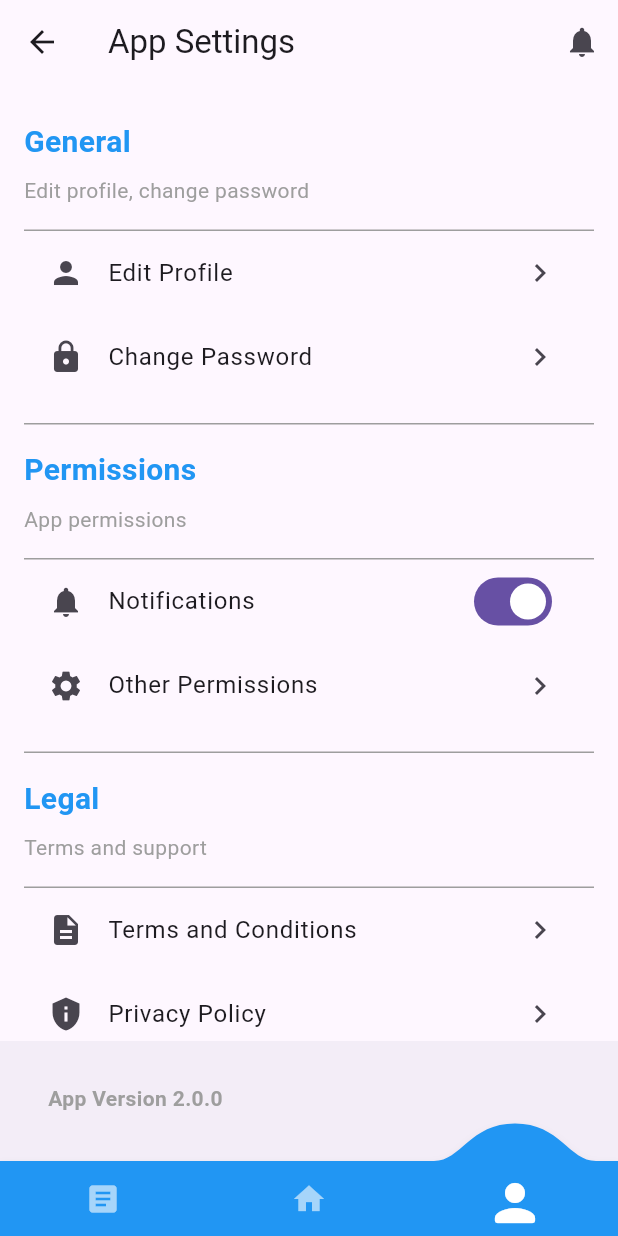
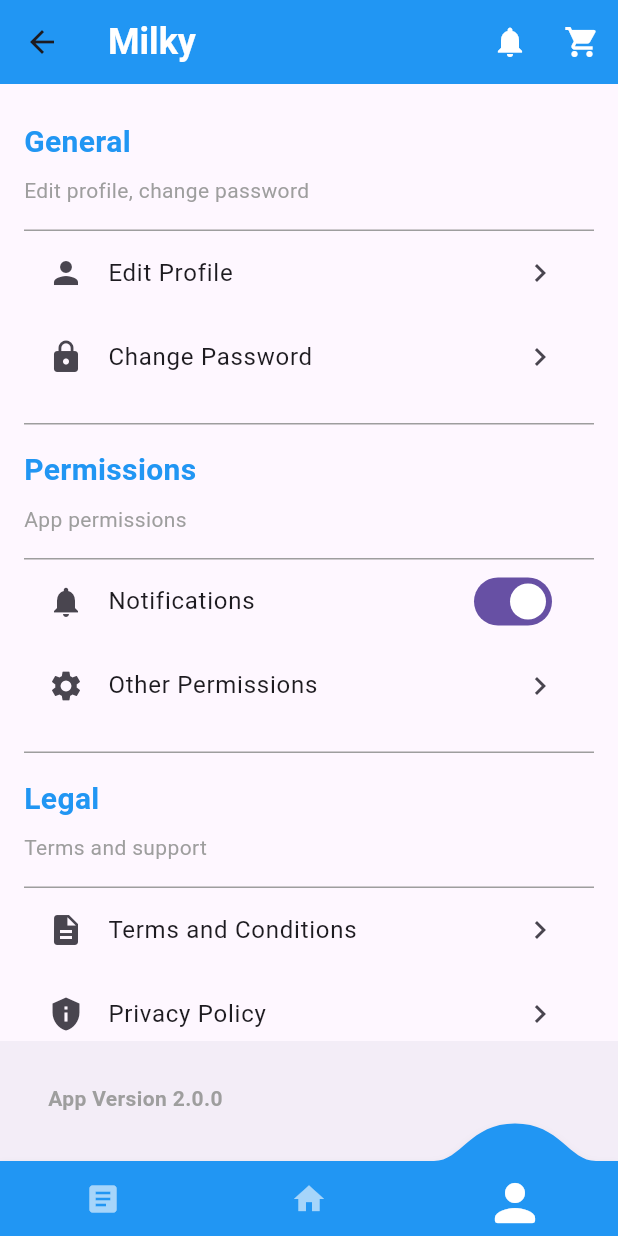
Before and after one commit to Baisalya/dairyapp, a Flutter app: the HomeScreen screen opened by its route, item 3 of the bottom bar chosen, on a phone screen of 412 x 824 dp. Run offline on Flutter 3.47's test engine with Material 3 defaults, Android fonts, the phone set to English and light mode, and no system bars; drawn by our look-alikes of convex_bottom_bar; our stand-ins replace carousel_slider, firebase_auth, firebase_core, get, google_sign_in, image_picker and 1 more; accounts and stored records are empty.

Commit message:
custome app bar

```diff
--- a/lib/Pages/Home/HomeScreen.dart
+++ b/lib/Pages/Home/HomeScreen.dart
@@ -1,6 +1,8 @@
 import 'package:dairyapp/Pages/Home/Tabs/SettingTab.dart';
 import 'package:flutter/material.dart';
 import 'package:convex_bottom_bar/convex_bottom_bar.dart';
+
+import '../../Utility/Customeappbar.dart';
 
 
 class HomeScreen extends StatefulWidget {
@@ -26,6 +28,7 @@
   @override
   Widget build(BuildContext context) {
     return Scaffold(
+      appBar: CustomAppBar(title:"Milky",),
       body: _pages[_selectedIndex],
       bottomNavigationBar: ConvexAppBar(
         style: TabStyle.react,
--- a/lib/Pages/Home/Tabs/SettingTab.dart
+++ b/lib/Pages/Home/Tabs/SettingTab.dart
@@ -8,13 +8,13 @@
   @override
   Widget build(BuildContext context) {
     return Scaffold(
-      appBar: _buildAppBar(context),
+      //appBar: _buildAppBar(context),
       body: _buildSettingsList(),
       bottomNavigationBar: _buildAppVersion(),
     );
   }
 
-  PreferredSizeWidget _buildAppBar(BuildContext context) {
+ /* PreferredSizeWidget _buildAppBar(BuildContext context) {
     return AppBar(
       title: Text('App Settings'),
       leading: IconButton(
@@ -32,7 +32,7 @@
         ),
       ],
     );
-  }
+  }*/
 
   Widget _buildSettingsList() {
     return ListView(
--- a/lib/Pages/User/LoginScreen.dart
+++ b/lib/Pages/User/LoginScreen.dart
@@ -1,15 +1,3 @@
-import 'package:flutter/material.dart';
-import 'package:get/get.dart';
-import 'package:intl_phone_field/intl_phone_field.dart';
-
-import '../../Controller/AuthController.dart';
-import '../../Utility/theme.dart';
-import 'package:flutter/material.dart';
-import 'package:firebase_auth/firebase_auth.dart';
-
-import 'OtpScreen.dart';
-
-
 import 'package:flutter/material.dart';
 import 'package:get/get.dart';
 import 'package:intl_phone_field/intl_phone_field.dart';
@@ -17,7 +5,6 @@
 import '../../Utility/theme.dart';
 import 'package:firebase_auth/firebase_auth.dart';
 import 'OtpScreen.dart';
-
 class LoginScreen extends StatefulWidget {
   @override
   State<LoginScreen> createState() => _LoginScreenState();
@@ -139,6 +126,7 @@
                 ),
               ),
               Expanded(
+                child: SingleChildScrollView(
                   child: Card(
                     color: Colors.white,
                     margin: EdgeInsets.zero,
@@ -225,6 +213,7 @@
                     ),
                   ),
                 ),
+              ),
             ],
           ),
         ),
--- /dev/null
+++ b/lib/Utility/Customeappbar.dart
@@ -0,0 +1,38 @@
+import 'package:dairyapp/Utility/theme.dart';
+import 'package:flutter/material.dart';
+
+
+class CustomAppBar extends StatelessWidget implements PreferredSizeWidget {
+  final String title;
+
+  CustomAppBar({required this.title});
+
+  @override
+  Widget build(BuildContext context) {
+    return AppBar(
+      title: Text(
+        title,
+        style: AppTheme.TitleTextStyle,
+      ),
+      backgroundColor: AppTheme.appBarColor,
+      actions: [
+        IconButton(
+          icon: Icon(Icons.notifications,
+          color: Colors.white,),
+          onPressed: () {
+            // Handle notification button press
+          },
+        ),
+        IconButton(
+          icon: Icon(Icons.shopping_cart,color: Colors.white),
+          onPressed: () {
+            // Handle cart button press
+          },
+        ),
+      ],
+    );
+  }
+
+  @override
+  Size get preferredSize => Size.fromHeight(kToolbarHeight);
+}
--- a/lib/Utility/theme.dart
+++ b/lib/Utility/theme.dart
@@ -14,7 +14,8 @@
 
   // Heading text color
   static const Color headingColor = Color(0xFF1A237E); // Example color
-
+// Title text color
+  static const Color titleColor = Colors.white; // Example color
   // Bold text color
   static const Color boldTextColor = Color(0xFF212121); // Example color
 
@@ -48,7 +49,12 @@
     fontSize: 24,
     fontWeight: FontWeight.bold,
   );
-
+  // Text styles
+  static const TextStyle TitleTextStyle = TextStyle(
+    color: titleColor,
+    fontSize: 24,
+    fontWeight: FontWeight.bold,
+  );
   static const TextStyle boldTextStyle = TextStyle(
     color: boldTextColor,
     fontSize: 18,
```
Lines whose indentation alone changed are shown as unchanged.
